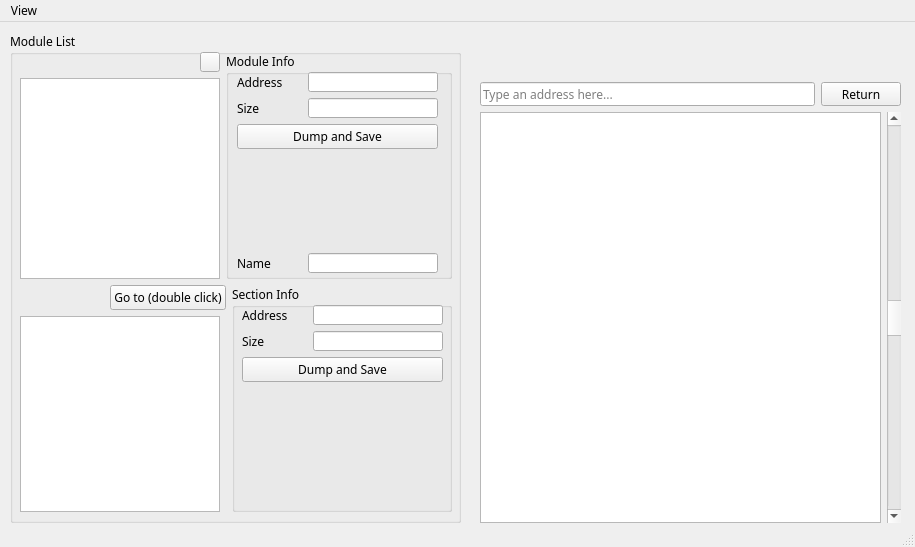
kvakazabra/memObserver, file cmainwindow.ui: the form before one commit.
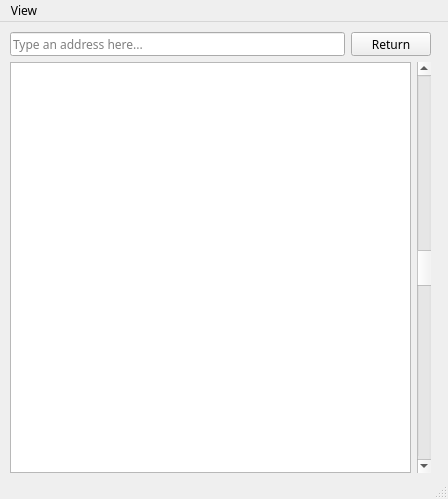
The form after the commit. Icons and pictures are not drawn.

Commit message: Move module list to separate window

```diff
--- a/cmainwindow.ui
+++ b/cmainwindow.ui
@@ -9,8 +9,8 @@
    <rect>
     <x>0</x>
     <y>0</y>
-    <width>915</width>
-    <height>547</height>
+    <width>448</width>
+    <height>499</height>
    </rect>
   </property>
   <property name="font">
@@ -22,528 +22,11 @@
    <string>CMainWindow</string>
   </property>
   <widget class="QWidget" name="centralwidget">
-   <widget class="QGroupBox" name="groupBox">
-    <property name="geometry">
-     <rect>
-      <x>10</x>
-      <y>10</y>
-      <width>451</width>
-      <height>491</height>
-     </rect>
-    </property>
-    <property name="title">
-     <string>Module List</string>
-    </property>
-    <widget class="QWidget" name="layoutWidget">
-     <property name="geometry">
-      <rect>
-       <x>10</x>
-       <y>20</y>
-       <width>432</width>
-       <height>460</height>
-      </rect>
-     </property>
-     <layout class="QVBoxLayout" name="verticalLayout_8">
-      <item>
-       <layout class="QHBoxLayout" name="horizontalLayout_7">
-        <item>
-         <layout class="QVBoxLayout" name="verticalLayout_3">
-          <item>
-           <layout class="QHBoxLayout" name="horizontalLayout_5">
-            <item>
-             <spacer name="horizontalSpacer">
-              <property name="orientation">
-               <enum>Qt::Horizontal</enum>
-              </property>
-              <property name="sizeType">
-               <enum>QSizePolicy::Maximum</enum>
-              </property>
-              <property name="sizeHint" stdset="0">
-               <size>
-                <width>500</width>
-                <height>20</height>
-               </size>
-              </property>
-             </spacer>
-            </item>
-            <item>
-             <widget class="QPushButton" name="modulesRefreshButton">
-              <property name="enabled">
-               <bool>true</bool>
-              </property>
-              <property name="sizePolicy">
-               <sizepolicy hsizetype="Minimum" vsizetype="Minimum">
-                <horstretch>0</horstretch>
-                <verstretch>0</verstretch>
-               </sizepolicy>
-              </property>
-              <property name="minimumSize">
-               <size>
-                <width>20</width>
-                <height>20</height>
-               </size>
-              </property>
-              <property name="maximumSize">
-               <size>
-                <width>20</width>
-                <height>20</height>
-               </size>
-              </property>
-              <property name="layoutDirection">
-               <enum>Qt::LeftToRight</enum>
-              </property>
-              <property name="autoFillBackground">
-               <bool>false</bool>
-              </property>
-              <property name="text">
-               <string/>
-              </property>
-              <property name="icon">
-               <iconset resource="resources.qrc">
-                <normaloff>:/resources/images/refreshIcon.png</normaloff>:/resources/images/refreshIcon.png</iconset>
-              </property>
-              <property name="iconSize">
-               <size>
-                <width>16</width>
-                <height>16</height>
-               </size>
-              </property>
-             </widget>
-            </item>
-           </layout>
-          </item>
-          <item>
-           <widget class="QListWidget" name="modulesList">
-            <property name="minimumSize">
-             <size>
-              <width>200</width>
-              <height>0</height>
-             </size>
-            </property>
-            <property name="maximumSize">
-             <size>
-              <width>200</width>
-              <height>16777215</height>
-             </size>
-            </property>
-           </widget>
-          </item>
-         </layout>
-        </item>
-        <item>
-         <widget class="QGroupBox" name="moduleInfoGroupBox">
-          <property name="minimumSize">
-           <size>
-            <width>220</width>
-            <height>0</height>
-           </size>
-          </property>
-          <property name="maximumSize">
-           <size>
-            <width>300</width>
-            <height>16777215</height>
-           </size>
-          </property>
-          <property name="title">
-           <string>Module Info</string>
-          </property>
-          <widget class="QWidget" name="layoutWidget">
-           <property name="geometry">
-            <rect>
-             <x>11</x>
-             <y>20</y>
-             <width>201</width>
-             <height>201</height>
-            </rect>
-           </property>
-           <layout class="QVBoxLayout" name="verticalLayout_2">
-            <item>
-             <layout class="QHBoxLayout" name="horizontalLayout_2">
-              <property name="sizeConstraint">
-               <enum>QLayout::SetMinimumSize</enum>
-              </property>
-              <item>
-               <widget class="QLabel" name="moduleInfoLabel_1">
-                <property name="sizePolicy">
-                 <sizepolicy hsizetype="Preferred" vsizetype="Preferred">
-                  <horstretch>0</horstretch>
-                  <verstretch>0</verstretch>
-                 </sizepolicy>
-                </property>
-                <property name="minimumSize">
-                 <size>
-                  <width>0</width>
-                  <height>20</height>
-                 </size>
-                </property>
-                <property name="maximumSize">
-                 <size>
-                  <width>16777215</width>
-                  <height>20</height>
-                 </size>
-                </property>
-                <property name="text">
-                 <string>Address</string>
-                </property>
-               </widget>
-              </item>
-              <item>
-               <widget class="QLineEdit" name="moduleInfoBaseAddressLine">
-                <property name="minimumSize">
-                 <size>
-                  <width>130</width>
-                  <height>20</height>
-                 </size>
-                </property>
-                <property name="maximumSize">
-                 <size>
-                  <width>130</width>
-                  <height>20</height>
-                 </size>
-                </property>
-                <property name="readOnly">
-                 <bool>true</bool>
-                </property>
-                <property name="placeholderText">
-                 <string/>
-                </property>
-               </widget>
-              </item>
-             </layout>
-            </item>
-            <item>
-             <layout class="QHBoxLayout" name="horizontalLayout_3">
-              <item>
-               <widget class="QLabel" name="moduleInfoLabel_2">
-                <property name="text">
-                 <string>Size</string>
-                </property>
-               </widget>
-              </item>
-              <item>
-               <widget class="QLineEdit" name="moduleInfoSizeLine">
-                <property name="minimumSize">
-                 <size>
-                  <width>130</width>
-                  <height>20</height>
-                 </size>
-                </property>
-                <property name="maximumSize">
-                 <size>
-                  <width>130</width>
-                  <height>20</height>
-                 </size>
-                </property>
-                <property name="readOnly">
-                 <bool>true</bool>
-                </property>
-               </widget>
-              </item>
-             </layout>
-            </item>
-            <item>
-             <widget class="QPushButton" name="dumpModuleButton">
-              <property name="text">
-               <string>Dump and Save</string>
-              </property>
-             </widget>
-            </item>
-            <item>
-             <widget class="QLabel" name="dumpModuleLastMessageLabel">
-              <property name="minimumSize">
-               <size>
-                <width>0</width>
-                <height>60</height>
-               </size>
-              </property>
-              <property name="inputMethodHints">
-               <set>Qt::ImhMultiLine</set>
-              </property>
-              <property name="text">
-               <string/>
-              </property>
-              <property name="alignment">
-               <set>Qt::AlignLeading|Qt::AlignLeft|Qt::AlignTop</set>
-              </property>
-              <property name="wordWrap">
-               <bool>true</bool>
-              </property>
-             </widget>
-            </item>
-            <item>
-             <spacer name="verticalSpacer">
-              <property name="orientation">
-               <enum>Qt::Vertical</enum>
-              </property>
-              <property name="sizeHint" stdset="0">
-               <size>
-                <width>20</width>
-                <height>40</height>
-               </size>
-              </property>
-             </spacer>
-            </item>
-            <item>
-             <layout class="QHBoxLayout" name="horizontalLayout_4">
-              <item>
-               <widget class="QLabel" name="moduleInfoLabel_3">
-                <property name="text">
-                 <string>Name</string>
-                </property>
-               </widget>
-              </item>
-              <item>
-               <widget class="QLineEdit" name="moduleInfoNameLine">
-                <property name="minimumSize">
-                 <size>
-                  <width>130</width>
-                  <height>20</height>
-                 </size>
-                </property>
-                <property name="maximumSize">
-                 <size>
-                  <width>130</width>
-                  <height>20</height>
-                 </size>
-                </property>
-                <property name="readOnly">
-                 <bool>true</bool>
-                </property>
-               </widget>
-              </item>
-             </layout>
-            </item>
-           </layout>
-          </widget>
-         </widget>
-        </item>
-       </layout>
-      </item>
-      <item>
-       <layout class="QHBoxLayout" name="horizontalLayout_11">
-        <item>
-         <layout class="QVBoxLayout" name="verticalLayout_7">
-          <item>
-           <layout class="QHBoxLayout" name="horizontalLayout_10">
-            <item>
-             <spacer name="horizontalSpacer_2">
-              <property name="orientation">
-               <enum>Qt::Horizontal</enum>
-              </property>
-              <property name="sizeHint" stdset="0">
-               <size>
-                <width>40</width>
-                <height>20</height>
-               </size>
-              </property>
-             </spacer>
-            </item>
-            <item>
-             <widget class="QPushButton" name="sectionsListGoToButton">
-              <property name="maximumSize">
-               <size>
-                <width>130</width>
-                <height>16777215</height>
-               </size>
-              </property>
-              <property name="text">
-               <string>Go to (double click)</string>
-              </property>
-             </widget>
-            </item>
-           </layout>
-          </item>
-          <item>
-           <widget class="QListWidget" name="sectionsList">
-            <property name="minimumSize">
-             <size>
-              <width>200</width>
-              <height>0</height>
-             </size>
-            </property>
-            <property name="maximumSize">
-             <size>
-              <width>200</width>
-              <height>16777215</height>
-             </size>
-            </property>
-           </widget>
-          </item>
-         </layout>
-        </item>
-        <item>
-         <widget class="QGroupBox" name="sectionInfoGroupBox">
-          <property name="minimumSize">
-           <size>
-            <width>220</width>
-            <height>0</height>
-           </size>
-          </property>
-          <property name="maximumSize">
-           <size>
-            <width>300</width>
-            <height>16777215</height>
-           </size>
-          </property>
-          <property name="title">
-           <string>Section Info</string>
-          </property>
-          <widget class="QWidget" name="layoutWidget_2">
-           <property name="geometry">
-            <rect>
-             <x>10</x>
-             <y>20</y>
-             <width>201</width>
-             <height>201</height>
-            </rect>
-           </property>
-           <layout class="QVBoxLayout" name="verticalLayout_6">
-            <item>
-             <layout class="QHBoxLayout" name="horizontalLayout_8">
-              <property name="sizeConstraint">
-               <enum>QLayout::SetMinimumSize</enum>
-              </property>
-              <item>
-               <widget class="QLabel" name="sectionInfoLabel">
-                <property name="sizePolicy">
-                 <sizepolicy hsizetype="Preferred" vsizetype="Preferred">
-                  <horstretch>0</horstretch>
-                  <verstretch>0</verstretch>
-                 </sizepolicy>
-                </property>
-                <property name="minimumSize">
-                 <size>
-                  <width>0</width>
-                  <height>20</height>
-                 </size>
-                </property>
-                <property name="maximumSize">
-                 <size>
-                  <width>16777215</width>
-                  <height>20</height>
-                 </size>
-                </property>
-                <property name="text">
-                 <string>Address</string>
-                </property>
-               </widget>
-              </item>
-              <item>
-               <widget class="QLineEdit" name="sectionInfoBaseAddressLine">
-                <property name="minimumSize">
-                 <size>
-                  <width>130</width>
-                  <height>20</height>
-                 </size>
-                </property>
-                <property name="maximumSize">
-                 <size>
-                  <width>130</width>
-                  <height>20</height>
-                 </size>
-                </property>
-                <property name="readOnly">
-                 <bool>true</bool>
-                </property>
-                <property name="placeholderText">
-                 <string/>
-                </property>
-               </widget>
-              </item>
-             </layout>
-            </item>
-            <item>
-             <layout class="QHBoxLayout" name="horizontalLayout_9">
-              <item>
-               <widget class="QLabel" name="sectionInfoLabel_2">
-                <property name="text">
-                 <string>Size</string>
-                </property>
-               </widget>
-              </item>
-              <item>
-               <widget class="QLineEdit" name="sectionInfoSizeLine">
-                <property name="minimumSize">
-                 <size>
-                  <width>130</width>
-                  <height>20</height>
-                 </size>
-                </property>
-                <property name="maximumSize">
-                 <size>
-                  <width>130</width>
-                  <height>20</height>
-                 </size>
-                </property>
-                <property name="readOnly">
-                 <bool>true</bool>
-                </property>
-               </widget>
-              </item>
-             </layout>
-            </item>
-            <item>
-             <widget class="QPushButton" name="dumpSectionButton">
-              <property name="font">
-               <font>
-                <family>Ubuntu Mono</family>
-                <pointsize>9</pointsize>
-               </font>
-              </property>
-              <property name="text">
-               <string>Dump and Save</string>
-              </property>
-             </widget>
-            </item>
-            <item>
-             <widget class="QLabel" name="dumpSectionLastMessageLabel">
-              <property name="minimumSize">
-               <size>
-                <width>0</width>
-                <height>60</height>
-               </size>
-              </property>
-              <property name="inputMethodHints">
-               <set>Qt::ImhMultiLine</set>
-              </property>
-              <property name="text">
-               <string/>
-              </property>
-              <property name="alignment">
-               <set>Qt::AlignLeading|Qt::AlignLeft|Qt::AlignTop</set>
-              </property>
-              <property name="wordWrap">
-               <bool>true</bool>
-              </property>
-             </widget>
-            </item>
-            <item>
-             <spacer name="verticalSpacer_2">
-              <property name="orientation">
-               <enum>Qt::Vertical</enum>
-              </property>
-              <property name="sizeHint" stdset="0">
-               <size>
-                <width>20</width>
-                <height>40</height>
-               </size>
-              </property>
-             </spacer>
-            </item>
-           </layout>
-          </widget>
-         </widget>
-        </item>
-       </layout>
-      </item>
-     </layout>
-    </widget>
-   </widget>
    <widget class="QWidget" name="layoutWidget">
     <property name="geometry">
      <rect>
-      <x>480</x>
-      <y>90</y>
+      <x>10</x>
+      <y>40</y>
       <width>421</width>
       <height>411</height>
      </rect>
@@ -594,8 +77,8 @@
    <widget class="QWidget" name="layoutWidget">
     <property name="geometry">
      <rect>
-      <x>480</x>
-      <y>60</y>
+      <x>10</x>
+      <y>10</y>
       <width>421</width>
       <height>24</height>
      </rect>
@@ -623,7 +106,7 @@
     <rect>
      <x>0</x>
      <y>0</y>
-     <width>915</width>
+     <width>448</width>
      <height>17</height>
     </rect>
    </property>
```
Left out of the diff: 4 changed lines with no effect on the pictures. The commit also changes 9 other files.
